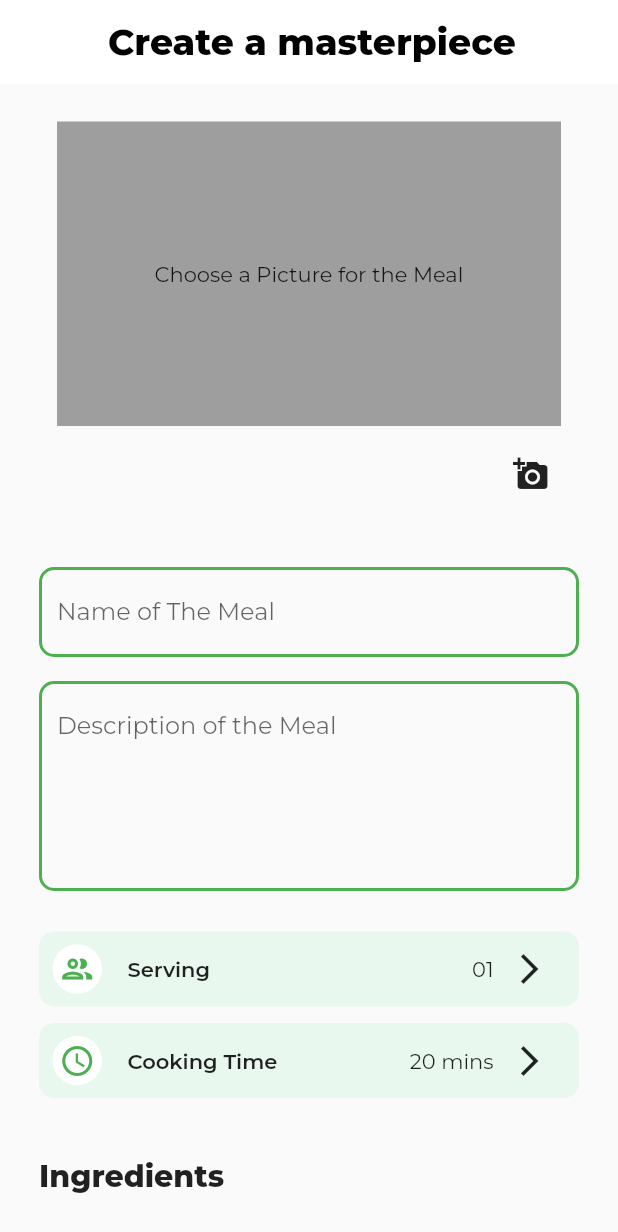
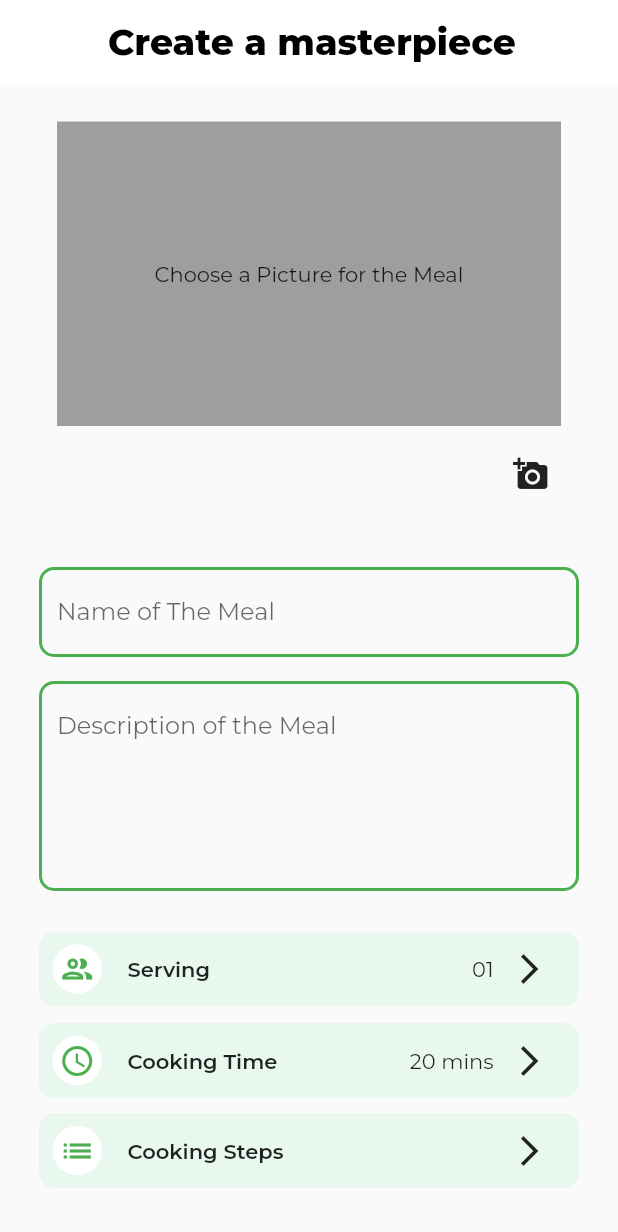
Before and after one commit to Herma-Computing/Millions-Recipe, a Flutter app: the AddRecipe screen opened directly, on a phone screen of 412 x 824 dp. Shown: the top 1232 px of the screen. Run offline on Flutter 3.47's test engine with Material 2 defaults, Android fonts, the phone set to English and light mode, and no system bars; our stand-ins replace another_flushbar, dio, flutter_svg, fluttertoast, google_fonts, google_sign_in and 3 more; missing offline and left inert: flutter_ruler_picker, horizontal_picker; accounts and stored records are empty.

Commit message:
Implementing and improving addRecipes page

```diff
--- a/lib/screens/add_recipe.dart
+++ b/lib/screens/add_recipe.dart
@@ -5,17 +5,19 @@ import 'package:image_picker/image_picker.dart';
 import 'package:flutter/material.dart';
 
 class AddRecipe extends StatefulWidget {
-  const AddRecipe({
-    super.key,
-  });
+  const AddRecipe({Key? key}) : super(key: key);
+
   @override
   State<AddRecipe> createState() => _AddRecipeState();
 }
 
 class _AddRecipeState extends State<AddRecipe> {
+  bool showHidden = false;
   List<Ingredient> ingredients = [];
   List selectedImages = [];
   File? selectedImage;
+  List<String> cookingSteps = [];
+  List<File?> stepImages = [];
 
   void selectFile({required ImageSource source}) async {
     final file = await ImagePicker().pickImage(source: source);
@@ -24,6 +26,32 @@ class _AddRecipeState extends State<AddRecipe> {
       setState(() {
         selectedImage = File(file!.path);
         selectedImages.add(selectedImage);
+      });
+    }
+  }
+
+  void addCookingStep() {
+    setState(() {
+      cookingSteps.add('');
+      stepImages.add(null);
+    });
+  }
+
+  void removeLastCookingStep() {
+    if (cookingSteps.isNotEmpty) {
+      setState(() {
+        cookingSteps.removeLast();
+        stepImages.removeLast();
+      });
+    }
+  }
+
+  void selectStepImage(int index) async {
+    final file = await ImagePicker().pickImage(source: ImageSource.gallery);
+
+    if (file?.path != null) {
+      setState(() {
+        stepImages[index] = File(file!.path);
       });
     }
   }
@@ -239,6 +267,134 @@ class _AddRecipeState extends State<AddRecipe> {
                   ],
                 ),
               ),
+              const SizedBox(height: 10),
+              Container(
+                padding: const EdgeInsets.symmetric(horizontal: 9),
+                height: 50,
+                decoration: BoxDecoration(
+                  borderRadius: BorderRadius.circular(10),
+                  color: const Color.fromRGBO(83, 232, 139, 0.10),
+                ),
+                child: Row(
+                  crossAxisAlignment: CrossAxisAlignment.center,
+                  children: [
+                    Padding(
+                      padding: const EdgeInsets.only(right: 17),
+                      child: Container(
+                        height: 33,
+                        width: 33,
+                        decoration: BoxDecoration(
+                          color: Colors.white,
+                          borderRadius: BorderRadius.circular(45),
+                        ),
+                        child: const Icon(Icons.list, color: Colors.green),
+                      ),
+                    ),
+                    const Text(
+                      "Cooking Steps",
+                      style:
+                          TextStyle(fontSize: 14, fontWeight: FontWeight.w600),
+                    ),
+                    const Spacer(),
+                    const Text(
+                      "",
+                      style: TextStyle(fontSize: 14),
+                    ),
+                    IconButton(
+                      onPressed: () {
+                        setState(() {
+                          showHidden = !showHidden;
+                        });
+                      },
+                      icon: showHidden
+                          ? const Icon(Icons.arrow_downward)
+                          : const Icon(Icons.arrow_forward_ios),
+                    ),
+                  ],
+                ),
+              ),
+              const SizedBox(
+                height: 5,
+              ),
+              Visibility(
+                visible: showHidden,
+                child: Column(
+                  crossAxisAlignment: CrossAxisAlignment.start,
+                  children: [
+                    for (int i = 0; i < cookingSteps.length; i++)
+                      Padding(
+                        padding: const EdgeInsets.only(bottom: 27, top: 10),
+                        child: Column(
+                          crossAxisAlignment: CrossAxisAlignment.start,
+                          children: [
+                            Row(
+                              children: [
+                                Text(
+                                  "Step ${i + 1}",
+                                  style: const TextStyle(fontSize: 14),
+                                ),
+                                IconButton(
+                                  onPressed: () => selectStepImage(i),
+                                  icon: const Icon(Icons.add_a_photo),
+                                ),
+                              ],
+                            ),
+                            SizedBox(
+                              child: TextFormField(
+                                maxLines: 15,
+                                minLines: 3,
+                                autocorrect: true,
+                                decoration: InputDecoration(
+                                  focusedBorder: OutlineInputBorder(
+                                    borderRadius: BorderRadius.circular(10),
+                                    borderSide: const BorderSide(
+                                      color: Colors.green,
+                                      width: 2.0,
+                                    ),
+                                  ),
+                                  enabledBorder: OutlineInputBorder(
+                                    borderRadius: BorderRadius.circular(10),
+                                    borderSide: const BorderSide(),
+                                  ),
+                                  hintText: "Steps for the meal",
+                                ),
+                                onChanged: (value) {
+                                  cookingSteps[i] = value;
+                                },
+                              ),
+                            ),
+                            if (i == cookingSteps.length - 1)
+                              Align(
+                                alignment: Alignment.centerRight,
+                                child: IconButton(
+                                  onPressed: removeLastCookingStep,
+                                  icon: const Icon(Icons.remove_circle_outline),
+                                ),
+                              ),
+                          ],
+                        ),
+                      ),
+                    GestureDetector(
+                      onTap: addCookingStep,
+                      child: Container(
+                        width: 90,
+                        decoration: BoxDecoration(
+                          border: Border.all(color: Colors.black),
+                        ),
+                        child: const Row(
+                          children: [
+                            Icon(Icons.add),
+                            Text(
+                              "ADD STEP",
+                              style: TextStyle(fontSize: 12),
+                            ),
+                          ],
+                        ),
+                      ),
+                    ),
+                  ],
+                ),
+              ),
               const SizedBox(
                 height: 40,
               ),
@@ -384,9 +540,7 @@ class _AddRecipeState extends State<AddRecipe> {
                   ),
                 ),
               ),
-              Padding(
-                padding: const EdgeInsets.only(bottom: 27),
-                child: GestureDetector(
+              GestureDetector(
                 onTap: () {},
                 child: Container(
                   margin: const EdgeInsets.only(top: 16),
@@ -415,7 +569,6 @@ class _AddRecipeState extends State<AddRecipe> {
                   ),
                 ),
               ),
-              ),
             ],
           ),
         ),
```
Lines whose indentation alone changed are shown as unchanged.
